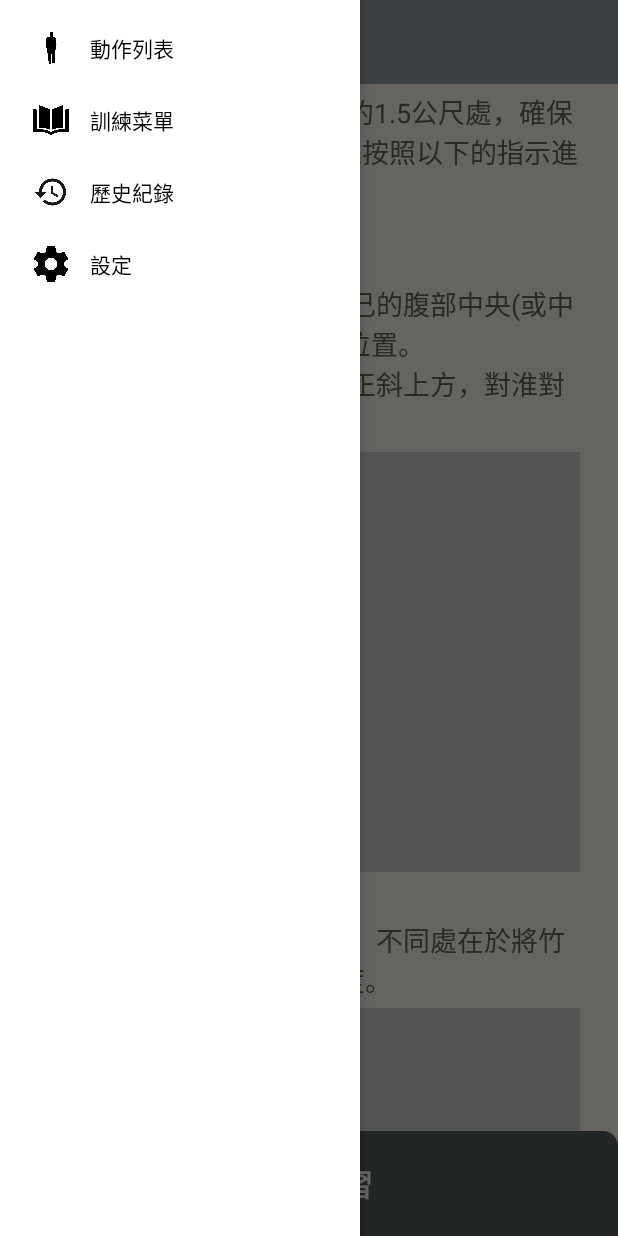
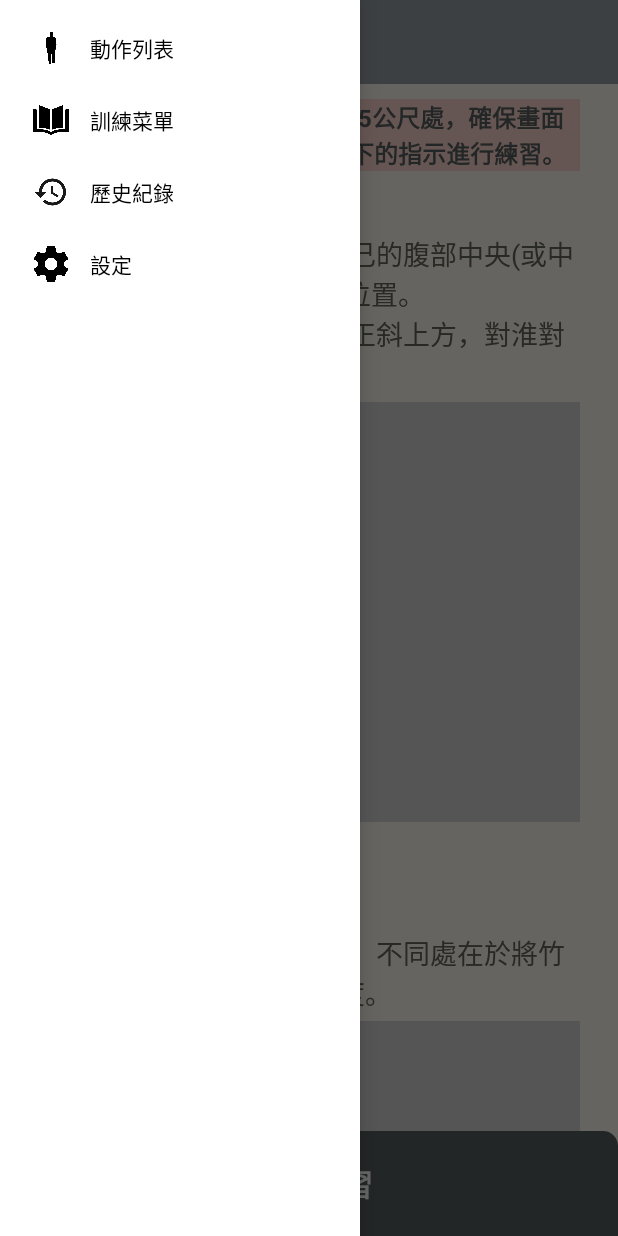
Before and after one commit to LavresJ/KendoHamsterNeo, an Android app: the MotionVideo screen opened directly, with no data from a screen before it, with the side drawer open, on a phone screen of 412 x 824 dp. Run offline under Robolectric (Android 15) with nearby library versions, the phone set to English and light mode, and no system bars.

Commit message:
change camera instruction style

```diff
--- a/app/build.gradle
+++ b/app/build.gradle
@@ -25,9 +25,9 @@ android {
         python {
             //buildPython "C:/Users/user/AndroidStudioProjects/Chaquopy_1/app/src/main/python/rarW8/python.exe"
             //buildPython "C:/Users/user/anaconda3/envs/rarW7/python.exe"
-            File pyPath = file('src/main/python/rarW8/python.exe')
+            ///File pyPath = file('src/main/python/rarW8/python.exe')
             //File pyPath_abs = file(pyPath.absolutePath)
-            //File pyPath = file('/Users/joanne/opt/anaconda3/envs/my_env/bin/python3.9')
+            File pyPath = file('/Users/joanne/opt/anaconda3/envs/my_env/bin/python3.9')
             buildPython pyPath.toString()
 
             pip {
--- a/app/src/main/java/com/kendohamster/instructionModel/Instruction.java
+++ b/app/src/main/java/com/kendohamster/instructionModel/Instruction.java
@@ -1,4 +1,6 @@
 package com.kendohamster.instructionModel;
+
+import com.kendohamster.R;
 
 public class Instruction {
     private final int stringId;
@@ -9,6 +11,7 @@ public class Instruction {
         this.imageId = imageId;
     }
 
+
     public int getImageId() {
         return imageId;
     }
--- a/app/src/main/java/com/kendohamster/instructionModel/adapter/InstructionItemAdapter.java
+++ b/app/src/main/java/com/kendohamster/instructionModel/adapter/InstructionItemAdapter.java
@@ -38,6 +38,8 @@ public class InstructionItemAdapter extends RecyclerView.Adapter<InstructionItem
 
         holder.textView.setText(item.getStringId());
         holder.imageView.setImageResource(item.getImageId());
+
+        if(position == 0) holder.cameraIns.setText(R.string.cameraInstruction);
     }
 
     @Override
@@ -49,12 +51,14 @@ public class InstructionItemAdapter extends RecyclerView.Adapter<InstructionItem
         private final View view;
         private TextView textView;
         private ImageView imageView;
+        private TextView cameraIns;
 
         public ItemViewHolder(View view) {
             super(view);
             this.view = view;
             imageView = view.findViewById(R.id.item_image);
             textView = view.findViewById(R.id.item_title);
+            cameraIns = view.findViewById(R.id.camera_instruction);
         }
     }
 }
--- a/app/src/main/res/values/strings.xml
+++ b/app/src/main/res/values/strings.xml
@@ -58,8 +58,11 @@
         <item>四、分解動作四</item>
     </string-array>
 
+    <string name="cameraInstruction">
+        *請將手機放置於距離身前約1.5公尺處，確保畫面能包含使用者全身，並按照以下的指示進行練習。
+    </string>
+
     <string name="menUchiInstruction_1">
-        *請將手機放置於距離身前約1.5公尺處，確保畫面能包含使用者全身，並按照以下的指示進行練習。\n\n
         step.1中段姿勢:\n
         -左手握刀柄端部，對準自己的腹部中央(或中下)，離身體約一個拳頭的位置。\n
         -右手握刀柄上部，刀尖向正斜上方，對淮對手咽喉部位。
@@ -74,7 +77,6 @@
     </string>
 
     <string name="suriAshiInstruction_1">
-        *請將手機放置於距離身前約1.5公尺處，確保畫面能包含使用者全身，並按照以下的指示進行練習。\n\n
         step.1\n
         -呈中段姿勢，兩腳間隔約15公分，右腳在前，左腳尖與右腳跟成水平對齊。\n
         右腳貼地，左腳跟稍離地面。
@@ -89,12 +91,10 @@
     </string>
 
     <string name="wakiKiamaeInstruction">
-        *請將手機放置於距離身前約1.5公尺處，確保畫面能包含使用者全身，並按照以下的指示進行練習。\n\n
         -雙手垂掛持刀，刀柄向上，刀尖向右側腰下方斜掛。
     </string>
 
     <string name="douUchiInstruction_1">
-        *請將手機放置於距離身前約1.5公尺處，確保畫面能包含使用者全身，並按照以下的指示進行練習。\n\n
         step.1\n
         -中段姿勢:左手握刀柄端部，對準自己的腹部中央(或中下)，離身體約一個拳頭的位置。\n
         -右手握刀柄上部，刀尖向正斜上方，對淮對手咽喉部位。
```
Also changed, not shown: app/src/main/res/layout/instruction_list_item.xml (+9 -0 lines).
